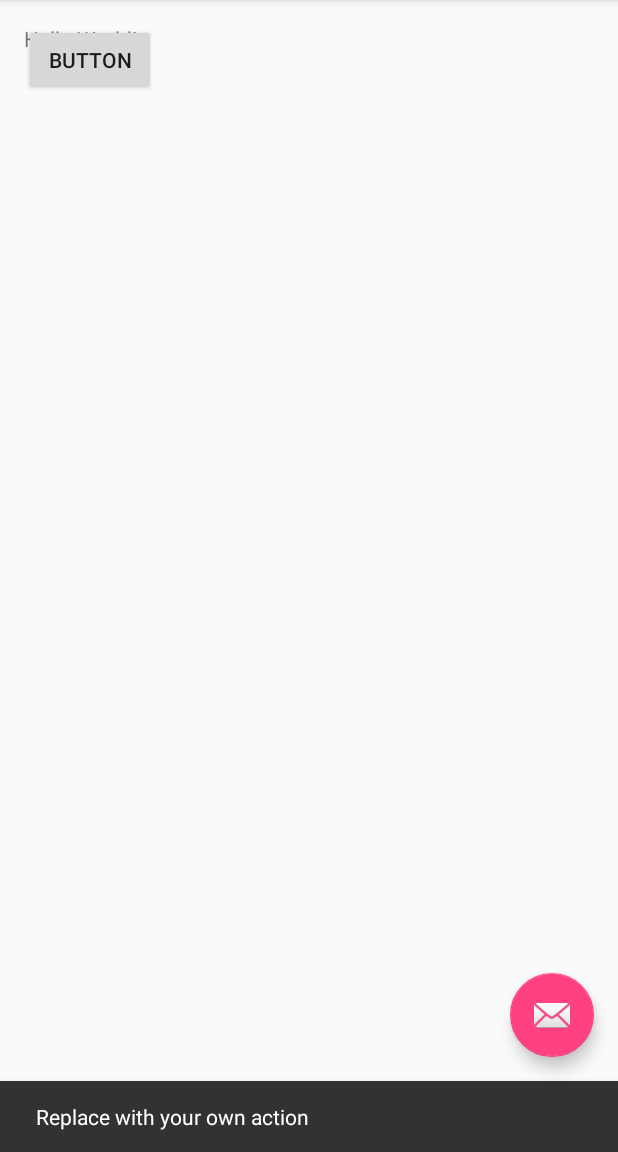
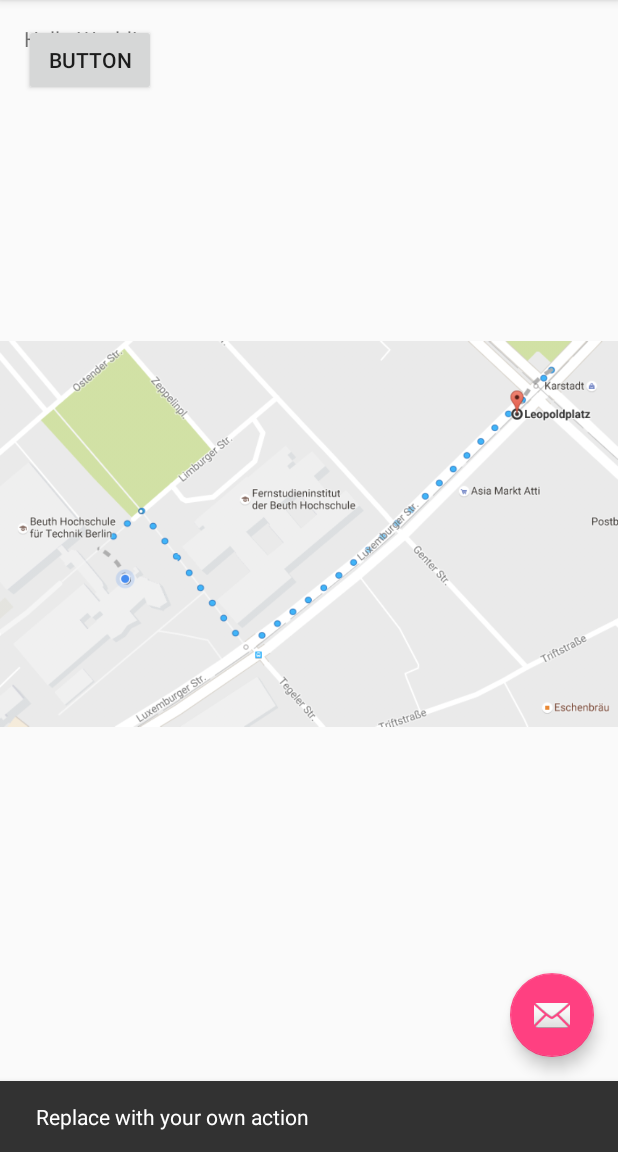
Before and after one commit to Moejoe90/Blind_man, an Android app: the screen it shows after launch (MainActivity), after a tap on an icon or button, on a phone screen of 412 x 824 dp, the part 84-1236 px from its top. Run offline under Robolectric (Android 15) with nearby library versions, the phone set to English and light mode, and no system bars; 3 statements that could not run were skipped.

Commit message:
Put direction image

```diff
--- a/MyApplication/app/src/main/res/layout/activity_main.xml
+++ b/MyApplication/app/src/main/res/layout/activity_main.xml
@@ -35,6 +35,11 @@
         android:layout_height="wrap_content"
         android:text="Button"/>
 
+    <ImageView
+        android:src="@drawable/direction"
+        android:scaleType="fitCenter"
+        android:layout_width="match_parent"
+        android:layout_height="match_parent" />
     <android.support.design.widget.FloatingActionButton
         android:id="@+id/fab"
         android:layout_width="wrap_content"
```
Also changed, not shown: MyApplication/app/src/main/res/drawable/direction.png (added).
